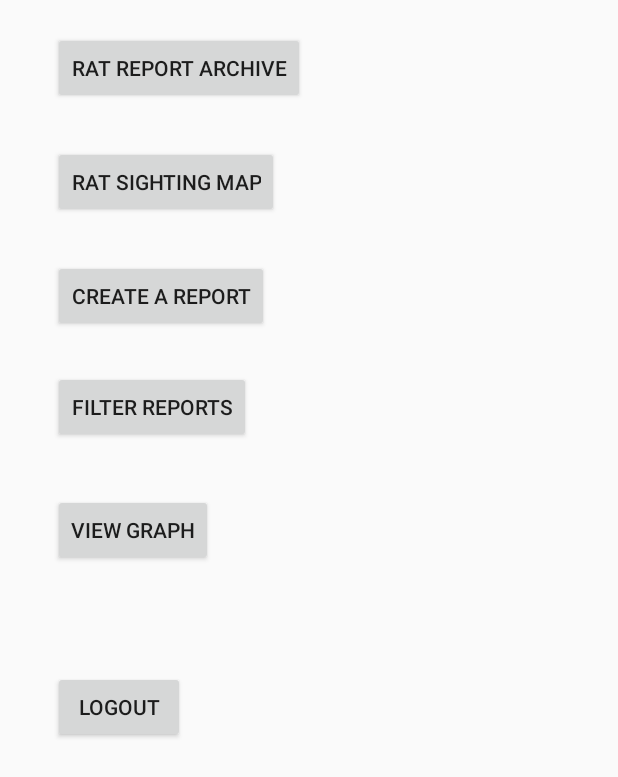
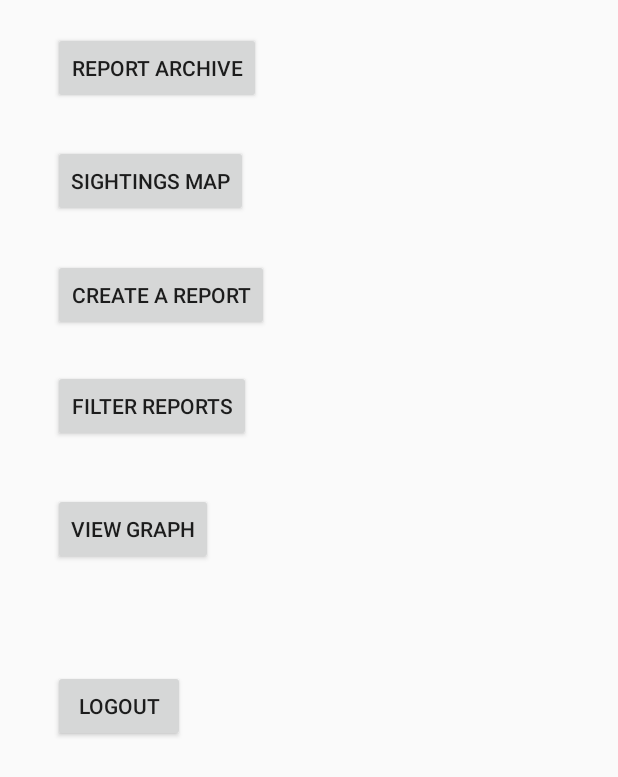
Before and after one commit to junk13/RatPatrol, an Android app: the SelectionScreenActivity screen opened directly, with no data from a screen before it, on a phone screen of 412 x 824 dp. Shown: the top 777 px of the screen. Run offline under Robolectric (Android 15) with nearby library versions, the phone set to English and light mode, and no system bars.

Commit message:
Made latitude and longitude look nicer in the detailed view by limiting the number of characters in the TextView.

```diff
--- a/app/src/main/res/layout/activity_detailed_report_view.xml
+++ b/app/src/main/res/layout/activity_detailed_report_view.xml
@@ -12,7 +12,7 @@
         android:layout_height="wrap_content"
         android:layout_alignParentTop="true"
         android:layout_alignStart="@+id/addressTextView"
-            android:layout_marginTop="32dp"
+        android:layout_marginTop="33dp"
         android:clickable="false"
         android:ems="10"
         android:focusable="false"
@@ -138,6 +138,7 @@
         android:focusableInTouchMode="false"
         android:inputType="text"
         android:linksClickable="false"
+        android:maxLength="20"
         android:text="@string/latitude_prompt"/>
 
     <EditText
@@ -152,6 +153,7 @@
         android:focusableInTouchMode="false"
         android:inputType="text"
         android:linksClickable="false"
+        android:maxLength="20"
         android:text="@string/longitude_prompt"/>
 
 </RelativeLayout>
--- a/app/src/main/res/layout/activity_selection_screen.xml
+++ b/app/src/main/res/layout/activity_selection_screen.xml
@@ -16,7 +16,7 @@
         android:layout_alignParentTop="true"
         android:layout_marginStart="35dp"
         android:layout_marginTop="21dp"
-            android:text="Rat Report Archive"
+        android:text="Report Archive"
         tools:layout_editor_absoluteX="16dp"
         tools:layout_editor_absoluteY="53dp"/>
 
@@ -26,8 +26,8 @@
         android:layout_height="wrap_content"
         android:layout_alignStart="@+id/ratArchiveButton"
         android:layout_below="@+id/ratArchiveButton"
-            android:layout_marginTop="28dp"
-            android:text="Rat Sighting Map"
+        android:layout_marginTop="27dp"
+        android:text="Sightings Map"
         tools:layout_editor_absoluteX="16dp"
         tools:layout_editor_absoluteY="219dp"/>
 
--- a/app/src/main/res/values/strings.xml
+++ b/app/src/main/res/values/strings.xml
@@ -28,9 +28,9 @@
     <string name="city_prompt">City: </string>
     <string name="zipcode_prompt">Zipcode: </string>
     <string name="building_type_prompt">Building Type: </string>
-    <string name="borough_prompt">Borough: </string>
-    <string name="latitude_prompt">Latitude: </string>
-    <string name="longitude_prompt">Longitude: </string>
+    <string name="borough_prompt">"Borough: </string>
+    <string name="latitude_prompt">Latitude:  </string>
+    <string name="longitude_prompt">Longitude:  </string>
     <string name="create">Create</string>
     <string name="cancel">Cancel</string>
 </resources>
```
Also changed, not shown: app/src/main/java/pizzarat/cs2340/gatech/edu/ratpatrol/DetailedReportViewActivity.java (+9 -9 lines). Lines whose indentation alone changed are shown as unchanged.
